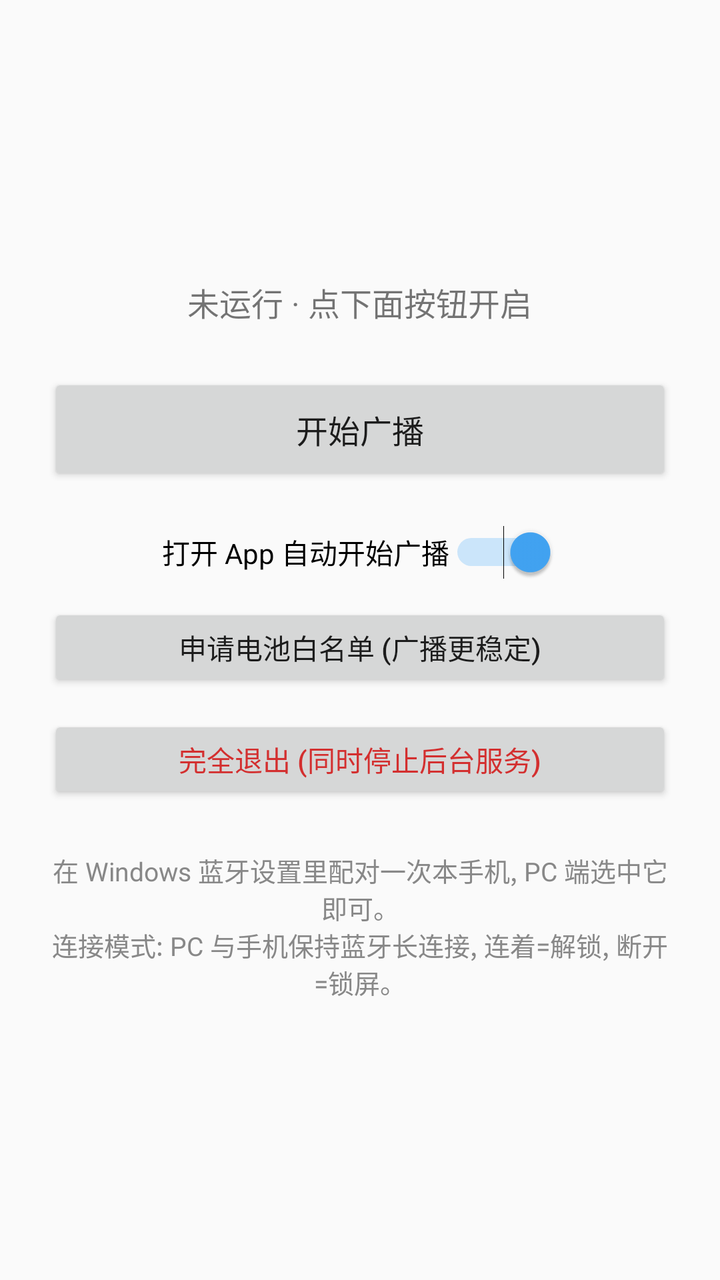
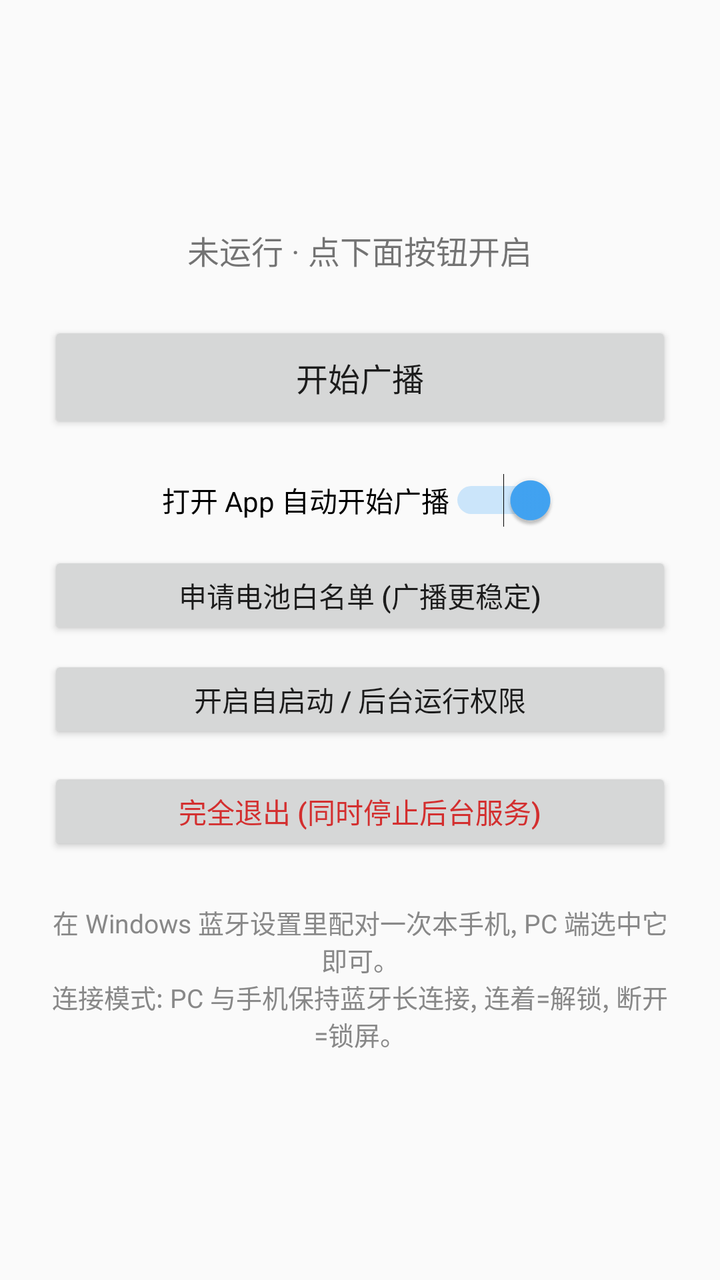

The first picture is an Android layout as it rendered before a commit; the second is the same layout after the commit. The layout source and the unified diff follow.
<!-- AndroidManifest.xml: application theme Theme.ProximityLock -->
<!-- res/layout/activity_main.xml -->
<?xml version="1.0" encoding="utf-8"?>
<LinearLayout xmlns:android="http://schemas.android.com/apk/res/android"
    android:layout_width="match_parent"
    android:layout_height="match_parent"
    android:orientation="vertical"
    android:gravity="center"
    android:padding="24dp">

    <TextView
        android:id="@+id/statusText"
        android:layout_width="wrap_content"
        android:layout_height="wrap_content"
        android:text="未运行 · 点下面按钮开启"
        android:textSize="16sp"
        android:gravity="center"
        android:layout_marginBottom="24dp" />

    <Button
        android:id="@+id/toggleBtn"
        android:layout_width="match_parent"
        android:layout_height="56dp"
        android:text="开始广播"
        android:textSize="16sp" />

    <Switch
        android:id="@+id/autoStartSwitch"
        android:layout_width="wrap_content"
        android:layout_height="wrap_content"
        android:layout_marginTop="20dp"
        android:text="打开 App 自动开始广播"
        android:textSize="14sp"
        android:checked="true" />

    <Button
        android:id="@+id/btnBattery"
        android:layout_width="match_parent"
        android:layout_height="44dp"
        android:layout_marginTop="12dp"
        android:textAllCaps="false"
        android:text="申请电池白名单 (广播更稳定)" />

    <Button
        android:id="@+id/btnExit"
        android:layout_width="match_parent"
        android:layout_height="44dp"
        android:layout_marginTop="12dp"
        android:textAllCaps="false"
        android:textColor="#D32F2F"
        android:text="完全退出 (同时停止后台服务)" />

    <TextView
        android:layout_width="match_parent"
        android:layout_height="wrap_content"
        android:layout_marginTop="24dp"
        android:textSize="13sp"
        android:textColor="#888888"
        android:gravity="center"
        android:text="在 Windows 蓝牙设置里配对一次本手机, PC 端选中它即可。\n连接模式: PC 与手机保持蓝牙长连接, 连着=解锁, 断开=锁屏。" />

</LinearLayout>
<!-- resources referenced by this layout -->
<resources>
  <style name="Theme.ProximityLock" parent="Theme.AppCompat.Light.DarkActionBar">
          <item name="colorPrimary">#1565C0</item>
          <item name="colorPrimaryDark">#0D47A1</item>
          <item name="colorAccent">#42A5F5</item>
      </style>
</resources>

<!-- the commit's change to res/layout/activity_main.xml (unified diff, before → after) -->
@@ -40,6 +40,14 @@
         android:text="申请电池白名单 (广播更稳定)" />
 
     <Button
+        android:id="@+id/btnOem"
+        android:layout_width="match_parent"
+        android:layout_height="44dp"
+        android:layout_marginTop="8dp"
+        android:textAllCaps="false"
+        android:text="开启自启动 / 后台运行权限" />
+
+    <Button
         android:id="@+id/btnExit"
         android:layout_width="match_parent"
         android:layout_height="44dp"
